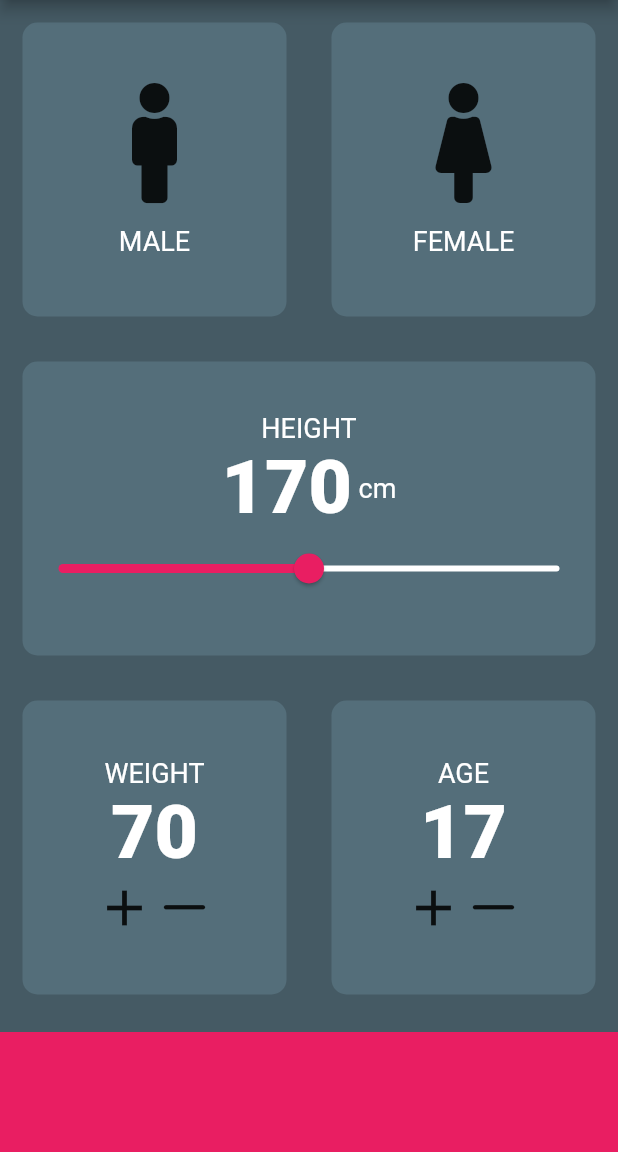
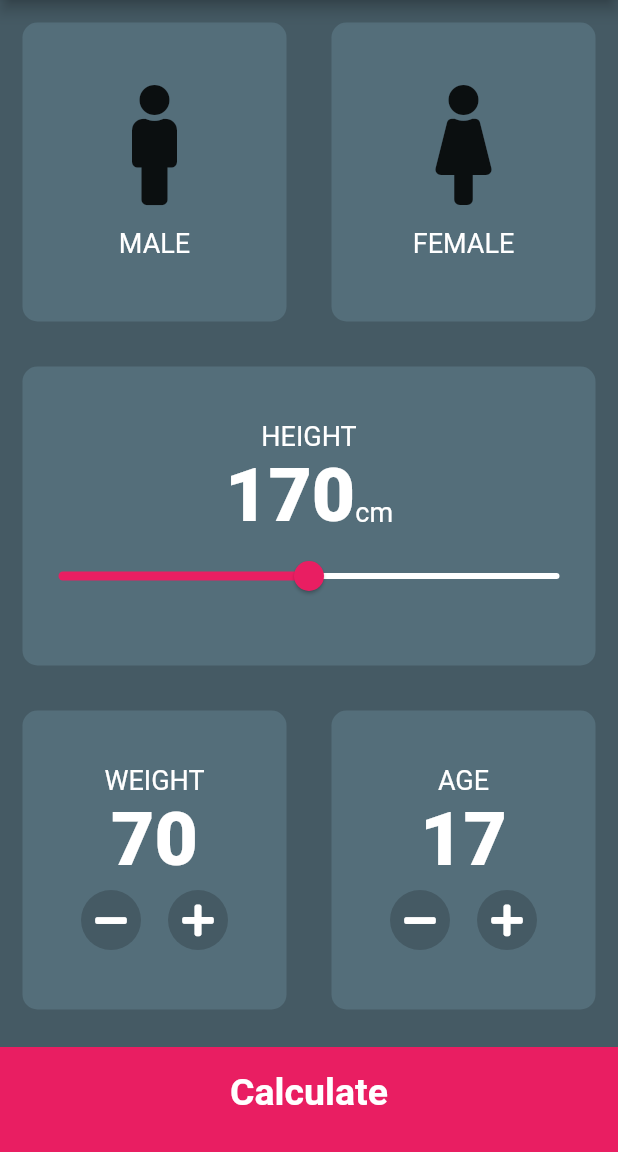
Before and after one commit to ammar74/bmi_calculator, a Flutter app: the screen it shows after launch, on a phone screen of 412 x 824 dp, the part 84-1236 px from its top. Run offline on Flutter 3.47's test engine with Material 2 defaults, Android fonts, the phone set to English and light mode, and no system bars; our stand-ins replace font_awesome_flutter.

Commit message:
add result page and it's UI and add the functionality of the app

```diff
--- /dev/null
+++ b/lib/componants/bottom_button.dart
@@ -0,0 +1,28 @@
+import 'package:flutter/material.dart';
+import '../constants.dart';
+
+class BottomButton extends StatelessWidget {
+  BottomButton(this.onTap, this.buttonTitle);
+
+  final Function onTap;
+  final String buttonTitle;
+  @override
+  Widget build(BuildContext context) {
+    return GestureDetector(
+      onTap: onTap,
+      child: Container(
+        child: Center(
+          child: Text(
+            buttonTitle,
+            style: kBottomButtonStyle,
+          ),
+        ),
+        color: kBottomContainerColor,
+        width: double.infinity,
+        height: 70.0,
+        margin: EdgeInsets.only(top: 10.0),
+        padding: EdgeInsets.only(bottom: 10.0),
+      ),
+    );
+  }
+}
--- a/lib/card_content.dart
+++ b/lib/componants/card_content.dart
@@ -1,5 +1,5 @@
 import 'package:flutter/material.dart';
-import 'constants.dart';
+import '../constants.dart';
 
 class CustomIconWidget extends StatelessWidget {
   CustomIconWidget(this.customIcon, this.iconName);
--- /dev/null
+++ b/lib/componants/round_icon_button.dart
@@ -0,0 +1,26 @@
+import 'package:flutter/material.dart';
+
+class RoundIconButton extends StatelessWidget {
+  RoundIconButton(this.icon, this.onPressed);
+  final IconData icon;
+  final Function onPressed;
+
+  @override
+  Widget build(BuildContext context) {
+    // TODO: implement build
+    return RawMaterialButton(
+      child: Icon(
+        icon,
+        color: Colors.white,
+      ),
+      elevation: 0.0,
+      shape: CircleBorder(),
+      fillColor: Color(0xff455A64),
+      constraints: BoxConstraints.tightFor(
+        width: 40.0,
+        height: 40.0,
+      ),
+      onPressed: onPressed,
+    );
+  }
+}
--- a/lib/constants.dart
+++ b/lib/constants.dart
@@ -2,7 +2,7 @@ import 'package:flutter/material.dart';
 
 const kBottomContainerHeight = 80;
 const kActiveColor = Color(0xff546E7A);
-const kInActiveColor = Color(0xff546E6A);
+const kInActiveColor = Color(0xff546E6F);
 const kBottomContainerColor = Color(0xffE91E62);
 
 const kLabelTextStyle = TextStyle(
@@ -15,3 +15,33 @@ const kNumTextStyle = TextStyle(
   fontWeight: FontWeight.w900,
   color: Colors.white,
 );
+
+const kBottomButtonStyle = TextStyle(
+  fontSize: 25.0,
+  fontWeight: FontWeight.bold,
+  color: Colors.white,
+);
+
+const kTitleStyle = TextStyle(
+  fontSize: 36.0,
+  fontWeight: FontWeight.bold,
+  color: Colors.white,
+);
+
+const kResultTextStyle = TextStyle(
+  fontSize: 22.0,
+  fontWeight: FontWeight.bold,
+  color: Colors.green,
+);
+
+const kBMITextStyle = TextStyle(
+  fontSize: 75.0,
+  fontWeight: FontWeight.bold,
+  color: Colors.white,
+);
+
+const kBodyTextStyle = TextStyle(
+  fontSize: 22.0,
+  fontWeight: FontWeight.bold,
+  color: Colors.white,
+);
--- a/lib/main.dart
+++ b/lib/main.dart
@@ -1,5 +1,5 @@
 import 'package:flutter/material.dart';
-import 'input_page.dart';
+import 'screens/input_page.dart';
 
 void main() => runApp(BMICalculator());
 
@@ -7,6 +7,8 @@ class BMICalculator extends StatelessWidget {
   @override
   Widget build(BuildContext context) {
     return MaterialApp(
+      initialRoute: 'InputPage',
+      routes: {},
       debugShowCheckedModeBanner: false,
       theme: ThemeData.light().copyWith(
         primaryColor: Color(0xff263238),
--- a/lib/input_page.dart
+++ b/lib/screens/input_page.dart
@@ -1,9 +1,13 @@
+import 'package:bmi_calculator/screens/results_page.dart';
 import 'package:flutter/cupertino.dart';
 import 'package:flutter/material.dart';
 import 'package:font_awesome_flutter/font_awesome_flutter.dart';
-import 'reusable_card.dart';
-import 'card_content.dart';
-import 'constants.dart';
+import '../componants/reusable_card.dart';
+import '../componants/card_content.dart';
+import '../constants.dart';
+import '../componants/round_icon_button.dart';
+import 'package:bmi_calculator/componants/bottom_button.dart';
+import 'package:bmi_calculator/bmi_brain.dart';
 
 enum Gender { male, female, hold }
 
@@ -79,13 +83,15 @@ class _InputPageState extends State<InputPage> {
                   ),
                   Row(
                     mainAxisAlignment: MainAxisAlignment.center,
+                    crossAxisAlignment: CrossAxisAlignment.baseline,
+                    textBaseline: TextBaseline.alphabetic,
                     children: [
                       Text(
                         height.toString(),
                         style: kNumTextStyle,
                       ),
                       Text(
-                        ' cm',
+                        'cm',
                         style: kLabelTextStyle,
                       ),
                     ],
@@ -126,14 +132,19 @@ class _InputPageState extends State<InputPage> {
                           Row(
                             mainAxisAlignment: MainAxisAlignment.center,
                             children: [
-                              Icon(
-                                Icons.add,
-                                size: 40.0,
+                              RoundIconButton(FontAwesomeIcons.minus, () {
+                                setState(() {
+                                  weight--;
+                                });
+                              }),
+                              SizedBox(
+                                width: 10.0,
                               ),
-                              Icon(
-                                CupertinoIcons.minus,
-                                size: 40.0,
-                              ),
+                              RoundIconButton(FontAwesomeIcons.plus, () {
+                                setState(() {
+                                  weight++;
+                                });
+                              })
                             ],
                           )
                         ],
@@ -156,14 +167,19 @@ class _InputPageState extends State<InputPage> {
                         Row(
                           mainAxisAlignment: MainAxisAlignment.center,
                           children: [
-                            Icon(
-                              Icons.add,
-                              size: 40.0,
+                            RoundIconButton(FontAwesomeIcons.minus, () {
+                              setState(() {
+                                age--;
+                              });
+                            }),
+                            SizedBox(
+                              width: 10.0,
                             ),
-                            Icon(
-                              CupertinoIcons.minus,
-                              size: 40.0,
-                            ),
+                            RoundIconButton(FontAwesomeIcons.plus, () {
+                              setState(() {
+                                age++;
+                              });
+                            })
                           ],
                         )
                       ],
@@ -173,12 +189,19 @@ class _InputPageState extends State<InputPage> {
               ],
             ),
           ),
-          Container(
-            color: kBottomContainerColor,
-            width: double.infinity,
-            height: 80.0,
-            margin: EdgeInsets.only(top: 10.0),
-          )
+          BottomButton(() {
+            BmiBrain calculator = BmiBrain(height, weight);
+            Navigator.push(
+              context,
+              MaterialPageRoute(
+                builder: (context) => ResultsPage(
+                  calculator.calculateBmi(),
+                  calculator.getResult(),
+                  calculator.getDescription(),
+                ),
+              ),
+            );
+          }, 'Calculate')
         ],
       ),
     );
```
Also changed, not shown: lib/bmi_brain.dart (added, +35 -0 lines), lib/screens/results_page.dart (added, +67 -0 lines), pubspec.yaml (+4 -4 lines), lib/componants/reusable_card.dart (renamed from lib/reusable_card.dart), pubspec.lock.
